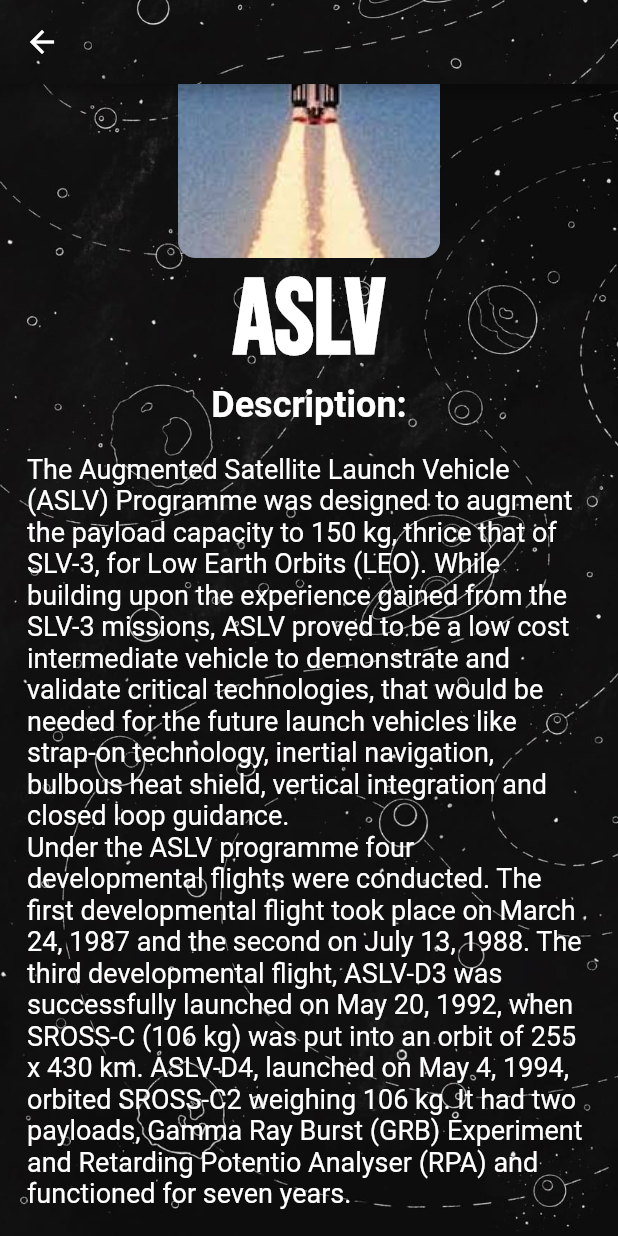
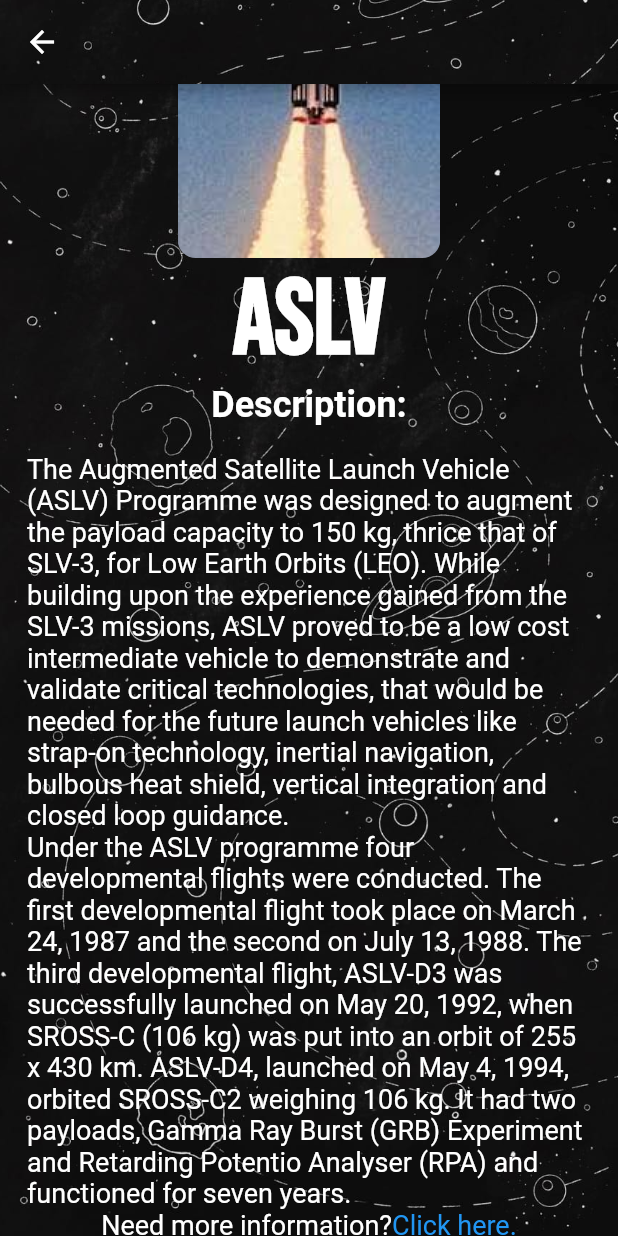
Before and after one commit to raghavendrashande/isro_chronicles, a Flutter app: the lvdesc screen opened directly with empty values, scrolled down 172 dp, on a phone screen of 412 x 824 dp. Run offline on Flutter 3.47's test engine with Material 2 defaults, Android fonts, the phone set to English and light mode, and no system bars; our stand-ins replace firebase_auth, firebase_core, google_fonts, google_sign_in; accounts and stored records are empty.

Commit message:
one final push

```diff
--- a/lib/data.dart/lvdata.dart
+++ b/lib/data.dart/lvdata.dart
@@ -48,6 +48,15 @@ List allveh=[
   ['images/launch vehicles/slv3.jpg','SLV 3'],
   ['images/launch vehicles/sslv.jpg','SSLV'],
 ];
+List moreinfo = [
+  'https://www.isro.gov.in/ASLV.html',
+  'https://www.isro.gov.in/GSLV_CON.html',
+  'https://www.isro.gov.in/Gaganyaan.html'
+  'https://www.isro.gov.in/GSLVmk3_CON.html',
+  'https://www.isro.gov.in/PSLV_CON.html',
+  'https://www.isro.gov.in/SLV.html',
+  'https://www.isro.gov.in/sslv_CON.html'
+];
 List descriptions = [
   'The Augmented Satellite Launch Vehicle (ASLV) Programme was designed to augment the payload capacity to 150 kg, thrice that of SLV-3, for Low Earth Orbits (LEO). While building upon the experience gained from the SLV-3 missions, ASLV proved to be a low cost intermediate vehicle to demonstrate and validate critical technologies, that would be needed for the future launch vehicles like strap-on technology, inertial navigation, bulbous heat shield, vertical integration and closed loop guidance.\nUnder the ASLV programme four developmental flights were conducted. The first developmental flight took place on March 24, 1987 and the second on July 13, 1988. The third developmental flight, ASLV-D3 was successfully launched on May 20, 1992, when SROSS-C (106 kg) was put into an orbit of 255 x 430 km. ASLV-D4, launched on May 4, 1994, orbited SROSS-C2 weighing 106 kg. It had two payloads, Gamma Ray Burst (GRB) Experiment and Retarding Potentio Analyser (RPA) and functioned for seven years.',
   'Geosynchronous Satellite Launch Vehicle Mark II (GSLV Mk II) is the launch vehicle developed by India, to launch communication satellites in geo transfer orbit using cryogenic third stage. Initially Russian GK supplied cryogenic stages were used. Later cryogenic stage was indigenously developed and inducted in Jan 2014 from GSLV D5 onwards. This operational fourth generation launch vehicle is a three stage vehicle with four liquid strap-ons. The flight proven indigenously developed Cryogenic Upper Stage (CUS), forms the third stage of GSLV Mk II. From January 2014, the vehicle has achieved six consecutive successes',
--- a/lib/pages/lvdescpage.dart
+++ b/lib/pages/lvdescpage.dart
@@ -1,6 +1,7 @@
 import 'package:flutter/material.dart';
 import 'package:google_fonts/google_fonts.dart';
 import 'package:isro_chronicle/data.dart/lvdata.dart';
+import 'package:url_launcher/url_launcher.dart';
 
 class lvdesc extends StatelessWidget {
   const lvdesc({super.key, required this.idx});
@@ -43,7 +44,28 @@ class lvdesc extends StatelessWidget {
                       Text('Description:', style: TextStyle(color: Colors.white,fontWeight: FontWeight.bold,fontSize: 24),),
                       Padding(
                         padding: const EdgeInsets.all(18),
-                        child: Text(descriptions[idx],style: TextStyle(color: Colors.white, fontSize: 18,),softWrap: true,),
+                        child: Column(
+                          children: [
+                            Text(descriptions[idx],style: TextStyle(color: Colors.white, fontSize: 18,),softWrap: true,),
+                              Row(
+                                mainAxisAlignment: MainAxisAlignment.center,
+                                children: [
+                                  Text('Need more information?',style: TextStyle(color: Colors.white, fontSize:18)),
+                                  GestureDetector(
+                                    onTap: () async {
+                                           Uri _url = Uri.parse(moreinfo[idx]);
+                                           if (await launchUrl(_url)) {
+                                           await launchUrl(_url);
+                                           } else {
+                                           throw 'Could not launch $_url';
+                                           }
+                                         },
+                                    child: Text('Click here.',style: TextStyle(color: Colors.blue, fontSize:18)))
+                                ],
+                              ),
+                          ],
+                        ),
+
                       )
                     ],
                   ),
```
